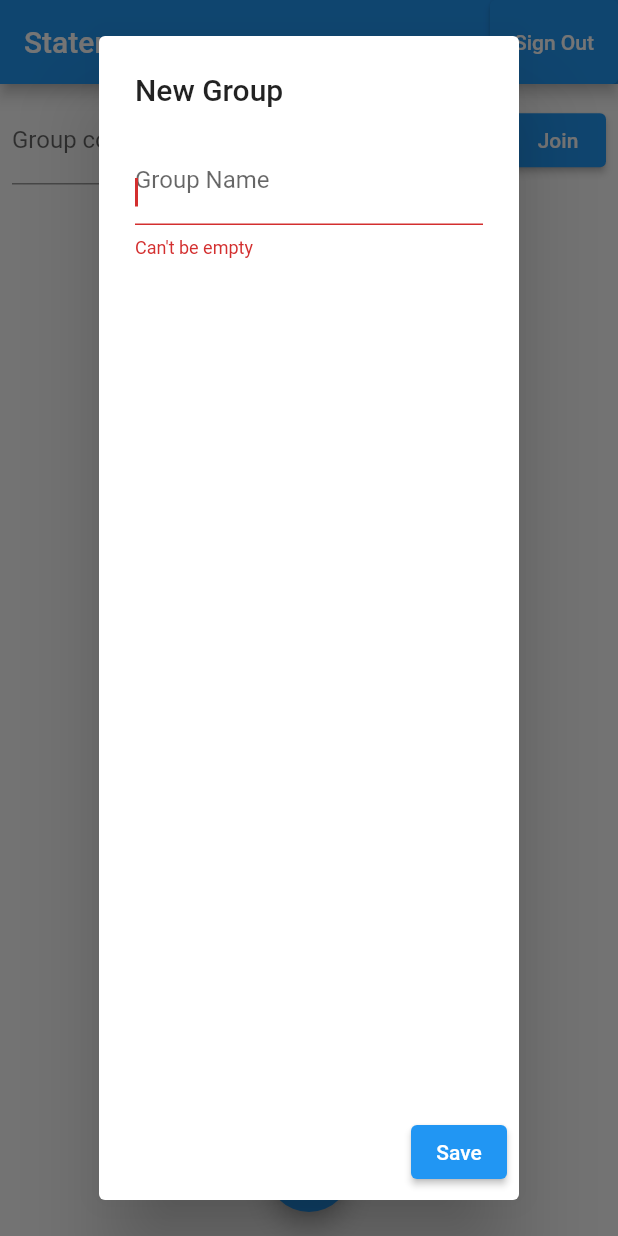
After one commit to ANDREYDEN/Statera, a Flutter app: the screen it shows once a user with an empty profile is signed in, after a tap on the "add" icon, on a phone screen of 412 x 824 dp. The commit adds this screen. Run offline on Flutter 3.47's test engine with Material 2 defaults, Android fonts, the phone set to English and light mode, and no system bars; our stand-ins replace badges, cloud_firestore, firebase_auth, firebase_core, google_sign_in; accounts and stored records are empty.

Commit message:
Form Validation (#17)
* Disable creating new groups with empty names

* Add validation to group creation

* Add validation to expenses

* Refactor crud dialog

* Refactor crud dialog to except multiple fields

* Add validation to individual items

* Add focusing logic

Co-authored-by: ques-vehikl <61066147+ques-vehikl@users.noreply.github.com>

```diff
--- a/lib/views/group_list.dart
+++ b/lib/views/group_list.dart
@@ -7,6 +7,7 @@ import 'package:statera/services/firestore.dart';
 import 'package:statera/utils/helpers.dart';
 import 'package:statera/viewModels/authentication_vm.dart';
 import 'package:statera/viewModels/group_vm.dart';
+import 'package:statera/widgets/crud_dialog.dart';
 import 'package:statera/widgets/custom_stream_builder.dart';
 import 'package:statera/widgets/listItems/group_list_item.dart';
 import 'package:statera/widgets/page_scaffold.dart';
@@ -55,7 +56,7 @@ class _GroupListState extends State<GroupList> {
                     child: Text("Sign Out"),
                   ),
                 ],
-          onFabPressed: user == null ? null : handleNewGroup,
+          onFabPressed: user == null ? null : handleCreateGroup,
           child: loading
               ? Text("Loading...")
               : user == null
@@ -127,53 +128,46 @@ class _GroupListState extends State<GroupList> {
         child: Text("Log In with Google"),
       );
 
-  void handleEditGroup(Group group) {
+  void handleEditGroup(Group group) async {
     groupNameController.text = group.name;
-    showGroupCRUDDialog(
-      title: "Edit Group",
-      action: () async {
-        group.name = groupNameController.text;
-        await Firestore.instance.saveGroup(group);
-      },
+    await showDialog(
+      context: context,
+      builder: (context) => CRUDDialog(
+        title: "Edit Group",
+        fields: [
+          FieldData(
+            id: "group_name",
+            label: "Group Name",
+            controller: groupNameController,
+          )
+        ],
+        onSubmit: (values) async {
+          group.name = values["group_name"]!;
+          await Firestore.instance.saveGroup(group);
+        },
+      ),
     );
+    groupNameController.clear();
   }
 
-  void handleNewGroup() {
-    showGroupCRUDDialog(
-      title: "New Group",
-      action: () async {
-        var newGroup = Group(name: groupNameController.text);
-        await authVm.createGroup(newGroup);
-      },
-    );
-  }
-
-  void showGroupCRUDDialog({
-    required String title,
-    required Future Function() action,
-  }) {
-    showDialog(
+  void handleCreateGroup() async {
+    await showDialog(
       context: context,
-      builder: (context) => AlertDialog(
-        title: Text(title),
-        content: Column(
-          children: [
-            TextField(
-              controller: groupNameController,
-              decoration: InputDecoration(labelText: "Group name"),
-            ),
-          ],
-        ),
-        actions: [
-          ElevatedButton(
-            onPressed: () async {
-              await action();
-              Navigator.of(context).pop();
-            },
-            child: Text("Save"),
+      builder: (context) => CRUDDialog(
+        title: "New Group",
+        fields: [
+          FieldData(
+            id: 'group_name',
+            label: "Group Name",
+            controller: groupNameController,
           )
         ],
+        onSubmit: (values) async {
+          var newGroup = Group(name: values["group_name"]!);
+          await authVm.createGroup(newGroup);
+        },
       ),
     );
+    groupNameController.clear();
   }
 }
--- /dev/null
+++ b/lib/widgets/crud_dialog.dart
@@ -0,0 +1,104 @@
+import 'package:flutter/material.dart';
+
+class FieldData {
+  String id;
+  String label;
+  late TextEditingController controller;
+  TextInputType inputType;
+
+  FieldData(
+      {required this.id,
+      required this.label,
+      TextEditingController? controller,
+      this.inputType = TextInputType.name}) {
+    this.controller = controller ?? TextEditingController();
+  }
+}
+
+class CRUDDialog extends StatefulWidget {
+  final String title;
+  final Future Function(Map<String, String>) onSubmit;
+  final List<FieldData> fields;
+
+  const CRUDDialog({
+    Key? key,
+    required this.title,
+    required this.onSubmit,
+    required this.fields,
+  }) : super(key: key);
+
+  @override
+  _CRUDDialogState createState() => _CRUDDialogState();
+}
+
+class _CRUDDialogState extends State<CRUDDialog> {
+  bool _dirty = false;
+
+  @override
+  void initState() {
+    widget.fields.forEach((field) {
+      field.controller.addListener(() => setState(() {
+            this._dirty = true;
+          }));
+    });
+    super.initState();
+  }
+
+  @override
+  Widget build(BuildContext context) {
+    return AlertDialog(
+      title: Text(widget.title),
+      content: Column(children: [...textFields]),
+      actions: [ElevatedButton(onPressed: submit, child: Text("Save"))],
+    );
+  }
+
+  Iterable<Widget> get textFields sync* {
+    var focusNodes = widget.fields.map((field) => FocusNode(debugLabel: field.id)).toList();
+    for (var i = 0; i < widget.fields.length; i++) {
+      var field = widget.fields[i];
+      yield TextField(
+        autofocus: i == 0,
+        focusNode: focusNodes[i],
+        controller: field.controller,
+        keyboardType: field.inputType,
+        decoration: InputDecoration(
+          labelText: field.label,
+          errorText: field.controller.text.isEmpty && this._dirty
+              ? "Can't be empty"
+              : null,
+        ),
+        onSubmitted: (_) {
+          if (i == widget.fields.length - 1) {
+            submit();
+          } else {
+            focusNodes[i+1].requestFocus();
+          }
+        }
+      );
+    }
+  }
+
+  submit() async {
+    if (widget.fields.any((field) => field.controller.text.isEmpty)) {
+      setState(() {
+        this._dirty = true;
+      });
+      return;
+    }
+
+    await widget.onSubmit(
+      Map.fromEntries(widget.fields.map(
+        (field) => MapEntry(
+          field.id,
+          field.controller.text,
+        ),
+      )),
+    );
+
+    widget.fields.forEach((field) {
+      field.controller.clear();
+    });
+    Navigator.of(context).pop();
+  }
+}
```
Also changed, not shown: lib/views/expense_list.dart (+62 -43 lines), lib/views/expense_page.dart (+17 -48 lines).
